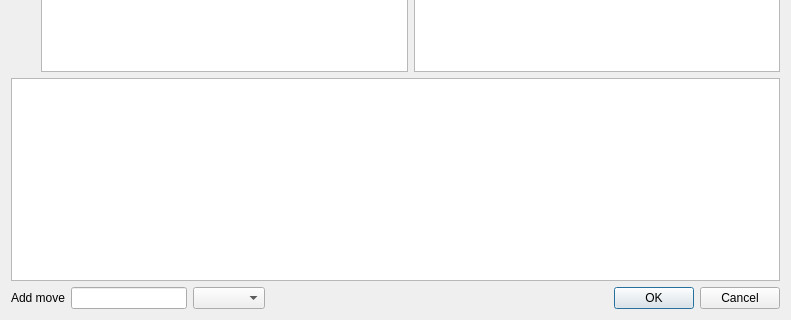
This is src/client-plugins/DatabaseEditor/pokemoneditordialog.ui in po-devs/pokemon-online as Qt 5 draws it before an edit; both pictures show x 0 to 791 and y 151 to 471 of the 791 by 471 pixel window. The edited form follows.
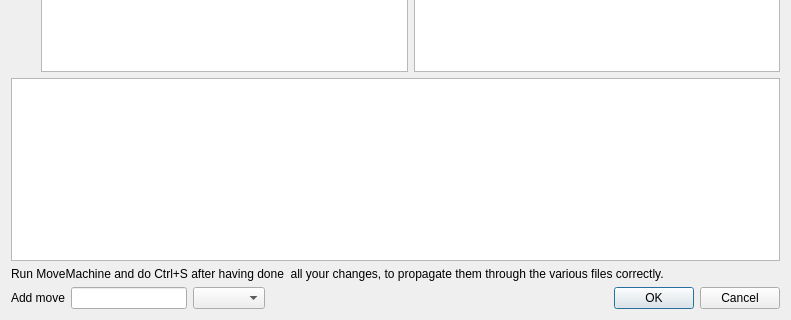
This is the edited form.

What changed in the file:
```diff
--- a/src/client-plugins/DatabaseEditor/pokemoneditordialog.ui
+++ b/src/client-plugins/DatabaseEditor/pokemoneditordialog.ui
@@ -13,7 +13,7 @@
   <property name="windowTitle">
    <string>Database Editor</string>
   </property>
-  <layout class="QVBoxLayout" name="verticalLayout_4" stretch="0,1,0">
+  <layout class="QVBoxLayout" name="verticalLayout_4" stretch="0,1,0,0">
    <item>
     <layout class="QHBoxLayout" name="horizontalLayout">
      <item>
@@ -163,6 +163,16 @@
      </attribute>
     </widget>
    </item>
+   <item>
+    <widget class="QLabel" name="label_2">
+     <property name="text">
+      <string>Run MoveMachine and do Ctrl+S after having done  all your changes, to propagate them through the various files correctly.</string>
+     </property>
+     <property name="wordWrap">
+      <bool>true</bool>
+     </property>
+    </widget>
+   </item>
    <item>
     <layout class="QHBoxLayout" name="horizontalLayout_3">
      <item>
```
